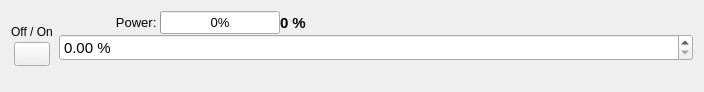
This is amplifier_all_panel.ui in bulkanul/EVO_YFL_1064_GUI_coherent2 as Qt 5 draws it before an edit. The edited form follows.
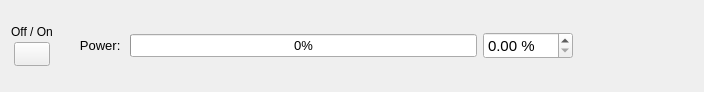
This is the edited form. Icons and pictures are not drawn.

```diff
--- a/amplifier_all_panel.ui
+++ b/amplifier_all_panel.ui
@@ -10,6 +10,12 @@
     <height>92</height>
    </rect>
   </property>
+  <property name="sizePolicy">
+   <sizepolicy hsizetype="Expanding" vsizetype="Preferred">
+    <horstretch>0</horstretch>
+    <verstretch>0</verstretch>
+   </sizepolicy>
+  </property>
   <property name="windowTitle">
    <string>Form</string>
   </property>
@@ -117,111 +123,11 @@
     </layout>
    </item>
    <item>
-    <layout class="QGridLayout" name="gridLayout">
+    <layout class="QGridLayout" name="gridLayout" columnstretch="0,0,1,1,1,0,0,1">
      <property name="spacing">
-      <number>0</number>
+      <number>6</number>
      </property>
-     <item row="2" column="5">
-      <widget class="QLabel" name="label_9">
-       <property name="sizePolicy">
-        <sizepolicy hsizetype="Expanding" vsizetype="Preferred">
-         <horstretch>0</horstretch>
-         <verstretch>0</verstretch>
-        </sizepolicy>
-       </property>
-       <property name="font">
-        <font>
-         <family>Arial</family>
-         <pointsize>10</pointsize>
-        </font>
-       </property>
-       <property name="text">
-        <string/>
-       </property>
-       <property name="alignment">
-        <set>Qt::AlignCenter</set>
-       </property>
-      </widget>
-     </item>
-     <item row="2" column="2">
-      <widget class="QLabel" name="label_3">
-       <property name="sizePolicy">
-        <sizepolicy hsizetype="Expanding" vsizetype="Preferred">
-         <horstretch>0</horstretch>
-         <verstretch>0</verstretch>
-        </sizepolicy>
-       </property>
-       <property name="font">
-        <font>
-         <family>Arial</family>
-         <pointsize>10</pointsize>
-        </font>
-       </property>
-       <property name="text">
-        <string/>
-       </property>
-       <property name="alignment">
-        <set>Qt::AlignCenter</set>
-       </property>
-      </widget>
-     </item>
-     <item row="2" column="0">
-      <widget class="QLabel" name="label_2">
-       <property name="sizePolicy">
-        <sizepolicy hsizetype="Expanding" vsizetype="Preferred">
-         <horstretch>0</horstretch>
-         <verstretch>0</verstretch>
-        </sizepolicy>
-       </property>
-       <property name="font">
-        <font>
-         <family>Arial</family>
-         <pointsize>10</pointsize>
-        </font>
-       </property>
-       <property name="text">
-        <string/>
-       </property>
-       <property name="alignment">
-        <set>Qt::AlignCenter</set>
-       </property>
-      </widget>
-     </item>
-     <item row="1" column="0" colspan="7">
-      <widget class="QDoubleSpinBox" name="power">
-       <property name="sizePolicy">
-        <sizepolicy hsizetype="Expanding" vsizetype="Fixed">
-         <horstretch>0</horstretch>
-         <verstretch>0</verstretch>
-        </sizepolicy>
-       </property>
-       <property name="minimumSize">
-        <size>
-         <width>0</width>
-         <height>0</height>
-        </size>
-       </property>
-       <property name="maximumSize">
-        <size>
-         <width>16777215</width>
-         <height>16777215</height>
-        </size>
-       </property>
-       <property name="font">
-        <font>
-         <family>Arial</family>
-         <pointsize>11</pointsize>
-        </font>
-       </property>
-       <property name="suffix">
-        <string> %</string>
-       </property>
-       <property name="maximum">
-        <double>100.000000000000000</double>
-       </property>
-      </widget>
-     </item>
-     <item row="0" column="0">
+     <item row="1" column="1">
       <widget class="QLabel" name="label_8">
        <property name="sizePolicy">
         <sizepolicy hsizetype="Preferred" vsizetype="Preferred">
@@ -243,54 +149,20 @@
        </property>
       </widget>
      </item>
-    <item row="0" column="1">
-     <widget class="QProgressBar" name="progressBar_power">
-      <property name="minimumSize">
-       <size>
-        <width>120</width>
-        <height>22</height>
-       </size>
-      </property>
-      <property name="font">
-       <font>
-        <family>Arial</family>
-        <pointsize>10</pointsize>
-       </font>
-      </property>
-      <property name="minimum">
-       <number>0</number>
-      </property>
-      <property name="maximum">
-       <number>100</number>
-      </property>
-      <property name="value">
-       <number>0</number>
-      </property>
-      <property name="format">
-       <string>%p%</string>
-      </property>
-      <property name="textVisible">
-       <bool>true</bool>
-      </property>
-     </widget>
-    </item>
-     <item row="2" column="6">
-      <widget class="QLabel" name="label">
-       <property name="font">
-        <font>
-         <family>Arial</family>
-         <pointsize>10</pointsize>
-        </font>
+     <item row="2" column="5">
+      <spacer name="verticalSpacer_4">
+       <property name="orientation">
+        <enum>Qt::Vertical</enum>
        </property>
-       <property name="text">
-        <string/>
+       <property name="sizeHint" stdset="0">
+        <size>
+         <width>20</width>
+         <height>40</height>
+        </size>
        </property>
-       <property name="alignment">
-        <set>Qt::AlignCenter</set>
-       </property>
-      </widget>
+      </spacer>
      </item>
-     <item row="0" column="2">
+     <item row="1" column="4">
       <widget class="QLabel" name="l_power">
        <property name="sizePolicy">
         <sizepolicy hsizetype="Preferred" vsizetype="Preferred">
@@ -325,35 +197,73 @@
        </property>
       </widget>
      </item>
-     <item row="2" column="3">
-      <widget class="QLabel" name="label_13">
+     <item row="0" column="5">
+      <spacer name="verticalSpacer_3">
+       <property name="orientation">
+        <enum>Qt::Vertical</enum>
+       </property>
+       <property name="sizeHint" stdset="0">
+        <size>
+         <width>20</width>
+         <height>40</height>
+        </size>
+       </property>
+      </spacer>
+     </item>
+     <item row="1" column="7">
+      <spacer name="horizontalSpacer">
+       <property name="orientation">
+        <enum>Qt::Horizontal</enum>
+       </property>
+       <property name="sizeHint" stdset="0">
+        <size>
+         <width>40</width>
+         <height>20</height>
+        </size>
+       </property>
+      </spacer>
+     </item>
+     <item row="1" column="6">
+      <widget class="QDoubleSpinBox" name="power">
        <property name="sizePolicy">
-        <sizepolicy hsizetype="Expanding" vsizetype="Preferred">
+        <sizepolicy hsizetype="Fixed" vsizetype="Fixed">
          <horstretch>0</horstretch>
          <verstretch>0</verstretch>
         </sizepolicy>
        </property>
+       <property name="minimumSize">
+        <size>
+         <width>80</width>
+         <height>0</height>
+        </size>
+       </property>
+       <property name="maximumSize">
+        <size>
+         <width>90</width>
+         <height>16777215</height>
+        </size>
+       </property>
        <property name="font">
         <font>
          <family>Arial</family>
-         <pointsize>10</pointsize>
+         <pointsize>11</pointsize>
         </font>
        </property>
-       <property name="text">
-        <string/>
+       <property name="suffix">
+        <string> %</string>
        </property>
-       <property name="alignment">
-        <set>Qt::AlignCenter</set>
+       <property name="maximum">
+        <double>100.000000000000000</double>
        </property>
       </widget>
      </item>
-     <item row="2" column="4">
-      <widget class="QLabel" name="label_10">
-       <property name="sizePolicy">
-        <sizepolicy hsizetype="Expanding" vsizetype="Preferred">
-         <horstretch>0</horstretch>
-         <verstretch>0</verstretch>
-        </sizepolicy>
+     <item row="1" column="2" colspan="4">
+      <widget class="QProgressBar" name="progressBar_power">
+       <property name="minimumSize">
+        <size>
+         <width>120</width>
+         <height>22</height>
+        </size>
        </property>
        <property name="font">
         <font>
@@ -361,14 +271,36 @@
          <pointsize>10</pointsize>
         </font>
        </property>
-       <property name="text">
-        <string/>
+       <property name="minimum">
+        <number>0</number>
        </property>
-       <property name="alignment">
-        <set>Qt::AlignCenter</set>
+       <property name="maximum">
+        <number>100</number>
        </property>
+       <property name="value">
+        <number>0</number>
+       </property>
+       <property name="textVisible">
+        <bool>true</bool>
+       </property>
+       <property name="format">
+        <string>%p%</string>
+       </property>
       </widget>
      </item>
+     <item row="1" column="0">
+      <spacer name="verticalSpacer_5">
+       <property name="orientation">
+        <enum>Qt::Vertical</enum>
+       </property>
+       <property name="sizeHint" stdset="0">
+        <size>
+         <width>20</width>
+         <height>40</height>
+        </size>
+       </property>
+      </spacer>
+     </item>
     </layout>
    </item>
   </layout>
```
Left out of the diff: 3 changed lines with no effect on the pictures.
